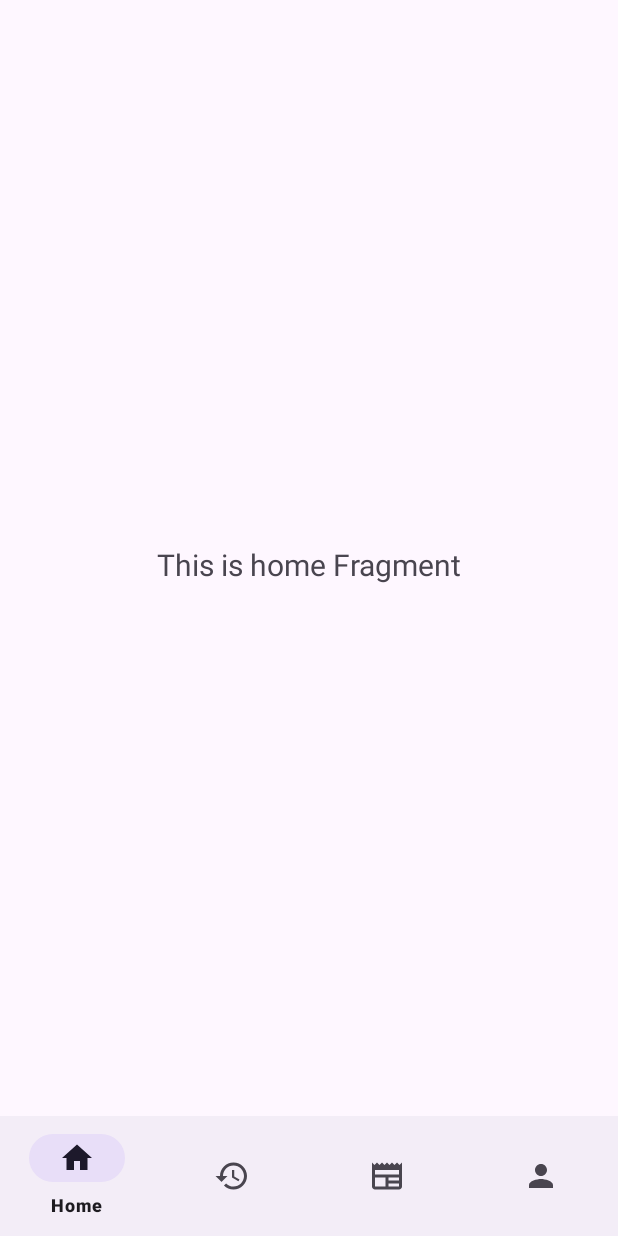
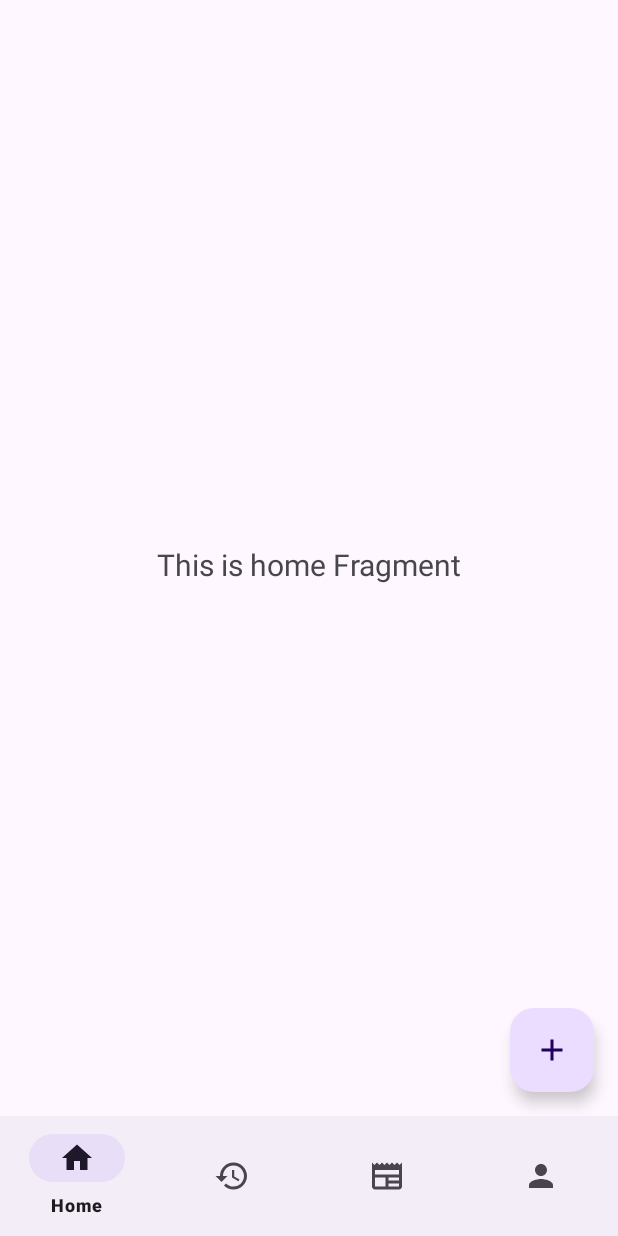
Before and after one commit to sugaryzer/Sugaryzer, an Android app: the HomeFragment screen opened directly, with no data from a screen before it, on a phone screen of 412 x 824 dp. Run offline under Robolectric (Android 15) with nearby library versions, the phone set to English and light mode, and no system bars.

Commit message:
feat: add floating button

```diff
--- a/app/src/main/java/com/sugaryzer/sugaryzer/SplashScreen.kt
+++ b/app/src/main/java/com/sugaryzer/sugaryzer/SplashScreen.kt
@@ -3,11 +3,8 @@ package com.sugaryzer.sugaryzer
 import android.content.Intent
 import android.os.Bundle
 import android.view.WindowManager.LayoutParams.FLAG_FULLSCREEN
-import androidx.activity.enableEdgeToEdge
 import androidx.appcompat.app.AppCompatActivity
-import androidx.core.view.ViewCompat
-import androidx.core.view.WindowInsetsCompat
-import com.sugaryzer.sugaryzer.ui.login.AuthActivity
+import com.sugaryzer.sugaryzer.ui.auth.AuthActivity
 
 class SplashScreen : AppCompatActivity() {
     override fun onCreate(savedInstanceState: Bundle?) {
--- a/app/src/main/java/com/sugaryzer/sugaryzer/ui/home/HomeFragment.kt
+++ b/app/src/main/java/com/sugaryzer/sugaryzer/ui/home/HomeFragment.kt
@@ -1,5 +1,6 @@
 package com.sugaryzer.sugaryzer.ui.home
 
+import android.content.Intent
 import android.os.Bundle
 import android.view.LayoutInflater
 import android.view.View
@@ -8,6 +9,7 @@ import android.widget.TextView
 import androidx.fragment.app.Fragment
 import androidx.lifecycle.ViewModelProvider
 import com.sugaryzer.sugaryzer.databinding.FragmentHomeBinding
+import com.sugaryzer.sugaryzer.ui.scan.ScanActivity
 
 class HomeFragment : Fragment() {
 
@@ -32,6 +34,11 @@ class HomeFragment : Fragment() {
         homeViewModel.text.observe(viewLifecycleOwner) {
             textView.text = it
         }
+
+        binding.addRecord.setOnClickListener {
+            val addStoryActivity = Intent(requireContext(), ScanActivity::class.java)
+            startActivity(addStoryActivity)
+        }
         return root
     }
 
--- a/app/src/main/java/com/sugaryzer/sugaryzer/ui/profile/ProfileViewModel.kt
+++ b/app/src/main/java/com/sugaryzer/sugaryzer/ui/profile/ProfileViewModel.kt
@@ -17,4 +17,10 @@ class ProfileViewModel(private val repository: SugaryzerRepository) : ViewModel(
             repository.saveThemeSetting(isDarkModeActive)
         }
     }
+
+    fun logout() {
+        viewModelScope.launch {
+            repository.removeSession()
+        }
+    }
 }
--- a/app/src/main/res/layout/fragment_home.xml
+++ b/app/src/main/res/layout/fragment_home.xml
@@ -19,4 +19,29 @@
         app:layout_constraintEnd_toEndOf="parent"
         app:layout_constraintStart_toStartOf="parent"
         app:layout_constraintTop_toTopOf="parent" />
+
+    <androidx.coordinatorlayout.widget.CoordinatorLayout
+        android:layout_width="match_parent"
+        android:layout_height="match_parent"
+        app:layout_constraintBottom_toBottomOf="parent"
+        app:layout_constraintEnd_toEndOf="parent"
+        app:layout_constraintHorizontal_bias="0.0"
+        app:layout_constraintStart_toStartOf="parent"
+        app:layout_constraintTop_toTopOf="parent"
+        app:layout_constraintVertical_bias="0.0">
+
+        <com.google.android.material.floatingactionbutton.FloatingActionButton
+            android:id="@+id/addRecord"
+            style="@style/Theme.AppCompat.DayNight"
+            android:layout_width="wrap_content"
+            android:layout_height="wrap_content"
+            android:layout_gravity="bottom|right"
+            android:layout_margin="16dp"
+            android:src="@drawable/ic_add"
+            app:layout_anchorGravity="bottom|right|end"
+            app:rippleColor="#FFFFFF"
+            tools:ignore="ContentDescription,RtlHardcoded,SpeakableTextPresentCheck" />
+
+    </androidx.coordinatorlayout.widget.CoordinatorLayout>
+
 </androidx.constraintlayout.widget.ConstraintLayout>
```
